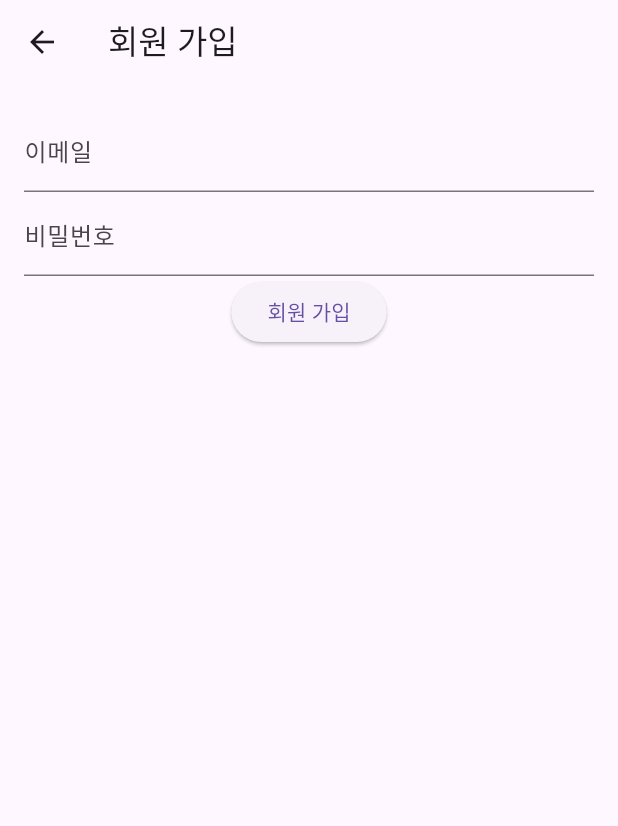
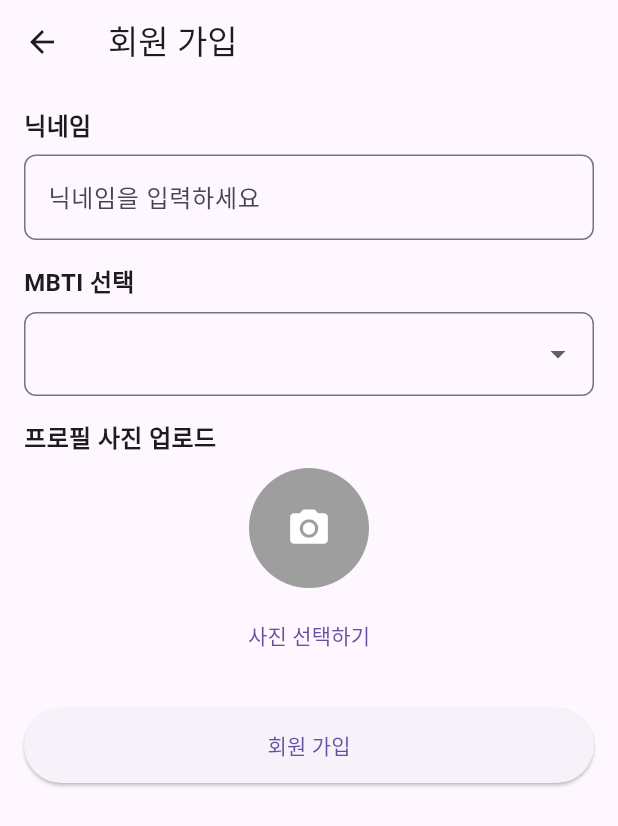
Before and after one commit to ayz1070/are-you-t, a Flutter app: the screen it shows after launch, after a tap on "회원 가입하기", on a phone screen of 412 x 824 dp. Shown: the top 826 px of the screen. Run offline on Flutter 3.47's test engine with Material 3 defaults, Android fonts, the phone set to English and light mode, and no system bars; our stand-ins replace flutter_riverpod, go_router, image_picker.

Commit message:
[domain] 회원가입 기본 ui 틀 및 비지니스 로직 구현
-

```diff
--- a/are_you_t_flutter/lib/features/auth/domain/usecase/sign_up_with_social_account_use_case.dart
+++ b/are_you_t_flutter/lib/features/auth/domain/usecase/sign_up_with_social_account_use_case.dart
@@ -1,16 +1,28 @@
+import '../../../../core/constants/social_provider.dart';
 import '../entity/user_entity.dart';
 import '../repository/auth_repository.dart';
-
 
 class SignUpWithSocialAccountUseCase {
   final AuthRepository authRepository;
 
   SignUpWithSocialAccountUseCase(this.authRepository);
 
-  /// 소셜 계정으로 회원가입
+  /// 소셜 계정으로 회원가입 (비즈니스 로직 수행)
   Future<UserEntity?> call({
-    required UserEntity userEntity,
+    required String nickname,
+    required String mbti,
+    required String profileImage,
   }) async {
+    // UserEntity 생성 (비즈니스 로직이 UseCase에 있음)
+    final userEntity = UserEntity(
+      id: '', // ID는 백엔드에서 생성됨
+      email: '', // 이메일 로그인 X (소셜 로그인 기반)
+      nickname: nickname,
+      mbti: mbti,
+      profileImage: profileImage,
+      provider: SocialProvider.google, // 예시로 Google로 설정 (추후 동적 처리 가능)
+    );
+
     return await authRepository.signUpWithSocialAccount(
       userEntity: userEntity,
     );
--- a/are_you_t_flutter/lib/features/auth/presentation/view/pages/sign_in_page.dart
+++ b/are_you_t_flutter/lib/features/auth/presentation/view/pages/sign_in_page.dart
@@ -19,23 +19,17 @@ class SignInPage extends ConsumerWidget {
         child: Column(
           crossAxisAlignment: CrossAxisAlignment.start,
           children: [
-            TextField(
-              onChanged: viewModel.updateEmail,
-              decoration: const InputDecoration(labelText: '이메일'),
-              keyboardType: TextInputType.emailAddress,
-            ),
-            TextField(
-              onChanged: viewModel.updatePassword,
-              decoration: const InputDecoration(labelText: '비밀번호'),
-              obscureText: true,
-            ),
             const SizedBox(height: 20),
             ElevatedButton(
-              onPressed: state.isLoading ? null : viewModel.signIn,
+              onPressed: (){
+                context.push('/sign-up');
+              },
               child: state.isLoading
                   ? const CircularProgressIndicator()
-                  : const Text('로그인'),
+                  : const Text('카카오 로그인'),
             ),
+
+
             if (state.errorMessage != null)
               Padding(
                 padding: const EdgeInsets.only(top: 10),
--- a/are_you_t_flutter/lib/features/auth/presentation/view/pages/sign_up_page.dart
+++ b/are_you_t_flutter/lib/features/auth/presentation/view/pages/sign_up_page.dart
@@ -1,34 +1,144 @@
-
 import 'package:flutter/material.dart';
 import 'package:flutter_riverpod/flutter_riverpod.dart';
+import 'package:image_picker/image_picker.dart';
 
 import '../../../../../core/di/auth_module.dart';
 
-class SignUpPage extends ConsumerWidget {
+class SignUpPage extends ConsumerStatefulWidget {
+  const SignUpPage({Key? key}) : super(key: key);
+
   @override
-  Widget build(BuildContext context, WidgetRef ref) {
-    final state = ref.watch(signUpViewModelProvider);
+  ConsumerState<SignUpPage> createState() => _SignUpPageState();
+}
+
+class _SignUpPageState extends ConsumerState<SignUpPage> {
+  final TextEditingController _nicknameController = TextEditingController();
+  String? _selectedMbti;
+  String? _profileImagePath;
+
+  final List<String> _mbtiOptions = [
+    'INTJ', 'INTP', 'ENTJ', 'ENTP',
+    'INFJ', 'INFP', 'ENFJ', 'ENFP',
+    'ISTJ', 'ISFJ', 'ESTJ', 'ESFJ',
+    'ISTP', 'ISFP', 'ESTP', 'ESFP',
+  ];
+
+  Future<void> _pickImage() async {
+    final pickedFile = await ImagePicker().pickImage(source: ImageSource.gallery);
+    if (pickedFile != null) {
+      setState(() {
+        _profileImagePath = pickedFile.path;
+      });
+    }
+  }
+
+  void _signUp() async {
     final viewModel = ref.read(signUpViewModelProvider.notifier);
 
+    if (_nicknameController.text.isEmpty || _selectedMbti == null || _profileImagePath == null) {
+      ScaffoldMessenger.of(context).showSnackBar(
+        const SnackBar(content: Text('모든 필드를 입력해주세요!')),
+      );
+      return;
+    }
+
+    final success = await viewModel.signUp(
+      nickname: _nicknameController.text,
+      mbti: _selectedMbti!,
+      profileImagePath: _profileImagePath!,
+    );
+
+    if (success) {
+      Navigator.pop(context); // 회원가입 후 이전 화면으로 이동
+    } else {
+      ScaffoldMessenger.of(context).showSnackBar(
+        const SnackBar(content: Text('회원가입에 실패했습니다. 다시 시도해주세요.')),
+      );
+    }
+  }
+
+  @override
+  Widget build(BuildContext context) {
+    final state = ref.watch(signUpViewModelProvider);
+
     return Scaffold(
-      appBar: AppBar(title: Text('회원 가입')),
+      appBar: AppBar(title: const Text('회원 가입')),
       body: Padding(
-        padding: EdgeInsets.all(16.0),
+        padding: const EdgeInsets.all(16.0),
         child: Column(
+          crossAxisAlignment: CrossAxisAlignment.start,
           children: [
+            // 닉네임 입력 필드
+            const Text('닉네임', style: TextStyle(fontSize: 16, fontWeight: FontWeight.bold)),
+            const SizedBox(height: 8),
             TextField(
-              onChanged: viewModel.updateEmail,
-              decoration: InputDecoration(labelText: '이메일'),
+              controller: _nicknameController,
+              decoration: InputDecoration(
+                hintText: '닉네임을 입력하세요',
+                border: OutlineInputBorder(borderRadius: BorderRadius.circular(8)),
+              ),
             ),
+            const SizedBox(height: 16),
 
-            TextField(
-              onChanged: viewModel.updatePassword,
-              decoration: InputDecoration(labelText: '비밀번호'),
-              obscureText: true,
+            // MBTI 선택 필드
+            const Text('MBTI 선택', style: TextStyle(fontSize: 16, fontWeight: FontWeight.bold)),
+            const SizedBox(height: 8),
+            DropdownButtonFormField<String>(
+              value: _selectedMbti,
+              decoration: InputDecoration(
+                border: OutlineInputBorder(borderRadius: BorderRadius.circular(8)),
+              ),
+              items: _mbtiOptions.map((mbti) {
+                return DropdownMenuItem(
+                  value: mbti,
+                  child: Text(mbti),
+                );
+              }).toList(),
+              onChanged: (value) {
+                setState(() {
+                  _selectedMbti = value;
+                });
+              },
             ),
-            ElevatedButton(
-              onPressed: state.isLoading ? null : viewModel.signUp,
-              child: state.isLoading ? CircularProgressIndicator() : Text('회원 가입'),
+            const SizedBox(height: 16),
+
+            // 프로필 사진 업로드
+            const Text('프로필 사진 업로드', style: TextStyle(fontSize: 16, fontWeight: FontWeight.bold)),
+            const SizedBox(height: 8),
+            Center(
+              child: Column(
+                children: [
+                  _profileImagePath != null
+                      ? CircleAvatar(
+                    radius: 40,
+                    backgroundImage: AssetImage(_profileImagePath!),
+                  )
+                      : const CircleAvatar(
+                    radius: 40,
+                    backgroundColor: Colors.grey,
+                    child: Icon(Icons.camera_alt, size: 30, color: Colors.white),
+                  ),
+                  const SizedBox(height: 8),
+                  TextButton(
+                    onPressed: _pickImage,
+                    child: const Text('사진 선택하기'),
+                  ),
+                ],
+              ),
+            ),
+            const SizedBox(height: 24),
+
+            // 회원 가입 버튼
+            Center(
+              child: ElevatedButton(
+                onPressed: state.isLoading ? null : _signUp,
+                style: ElevatedButton.styleFrom(
+                  minimumSize: const Size(double.infinity, 50),
+                ),
+                child: state.isLoading
+                    ? const CircularProgressIndicator()
+                    : const Text('회원 가입'),
+              ),
             ),
           ],
         ),
--- a/are_you_t_flutter/pubspec.yaml
+++ b/are_you_t_flutter/pubspec.yaml
@@ -18,6 +18,7 @@ dependencies:
   flutter_riverpod:
   go_router:
   cupertino_icons: ^1.0.8
+  image_picker:
 
 dev_dependencies:
   flutter_test:
```
Also changed, not shown: are_you_t_flutter/lib/features/auth/presentation/state/sign_up_state.dart (+1 -9 lines), are_you_t_flutter/lib/features/auth/presentation/viewmodel/sign_up_view_model.dart (+19 -13 lines), are_you_t_flutter/pubspec.lock, 7 other files.
